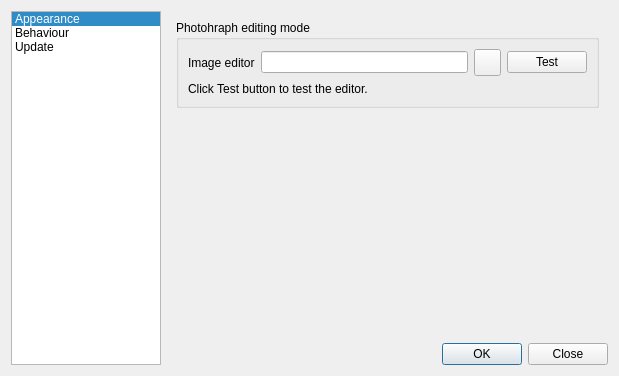
Before: the Qt Designer form trunk/src/dialogs/configuration.ui in BackupTheBerlios/galerist-svn, drawn with Qt 5.
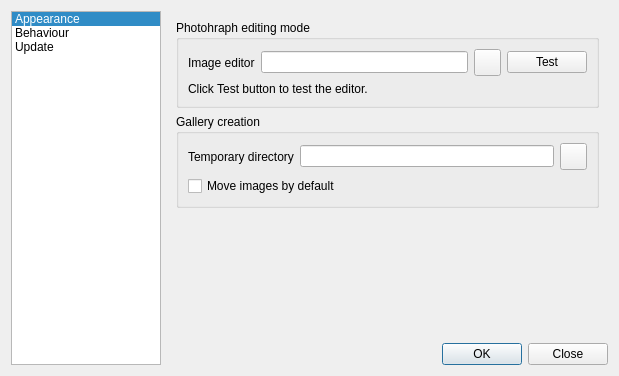
After: the same form once the commit is applied. The open tabs and pages were chosen to show the change. Icons and pictures are not drawn. Custom widgets are drawn as their Qt base class.

Commit message: Made changed to LineEdit, Configuration and SelectionPage ...

```diff
--- a/trunk/src/dialogs/configuration.ui
+++ b/trunk/src/dialogs/configuration.ui
@@ -256,7 +256,7 @@
          </layout>
         </widget>
        </item>
-       <item row="1" column="0" >
+       <item row="2" column="0" >
         <spacer>
          <property name="orientation" >
           <enum>Qt::Vertical</enum>
@@ -269,6 +269,57 @@
          </property>
         </spacer>
        </item>
+       <item row="1" column="0" >
+        <widget class="QGroupBox" name="groupBox_3" >
+         <property name="title" >
+          <string>Gallery creation</string>
+         </property>
+         <layout class="QGridLayout" >
+          <item row="0" column="0" >
+           <widget class="QLabel" name="label_3" >
+            <property name="text" >
+             <string>Temporary directory</string>
+            </property>
+            <property name="buddy" >
+             <cstring>dirEdit</cstring>
+            </property>
+           </widget>
+          </item>
+          <item row="0" column="1" >
+           <widget class="GWidgets::LineEdit" name="dirEdit" />
+          </item>
+          <item row="0" column="2" >
+           <widget class="QPushButton" name="browseDirButton" >
+            <property name="minimumSize" >
+             <size>
+              <width>27</width>
+              <height>27</height>
+             </size>
+            </property>
+            <property name="maximumSize" >
+             <size>
+              <width>27</width>
+              <height>27</height>
+             </size>
+            </property>
+            <property name="text" >
+             <string/>
+            </property>
+            <property name="icon" >
+             <iconset resource="../resources.qrc" >:/images/folder-open.png</iconset>
+            </property>
+           </widget>
+          </item>
+          <item row="1" column="0" colspan="3" >
+           <widget class="QCheckBox" name="moveBox" >
+            <property name="text" >
+             <string>Move images by default</string>
+            </property>
+           </widget>
+          </item>
+         </layout>
+        </widget>
+       </item>
       </layout>
      </widget>
      <widget class="QWidget" name="updatePage" >
```
Left out of the diff: 3 changed lines with no effect on the pictures. The commit also changes 11 other files.
